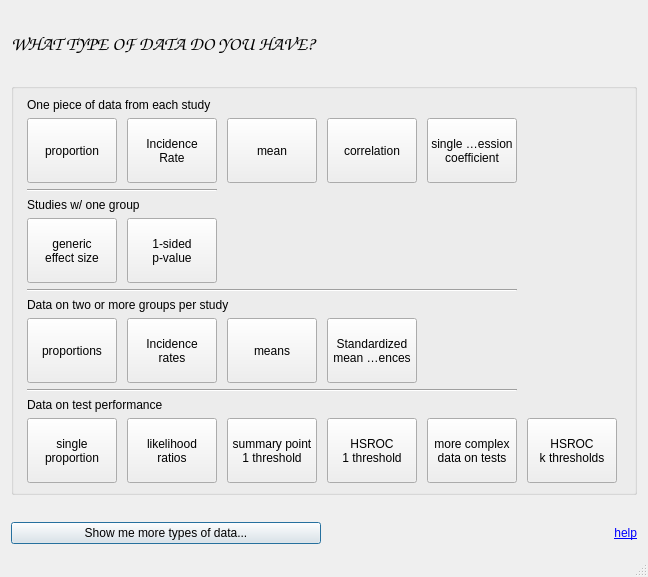
Qt form create_new_projectdlg.ui (bwallace/OpenMeta-analyst-) before a commit.
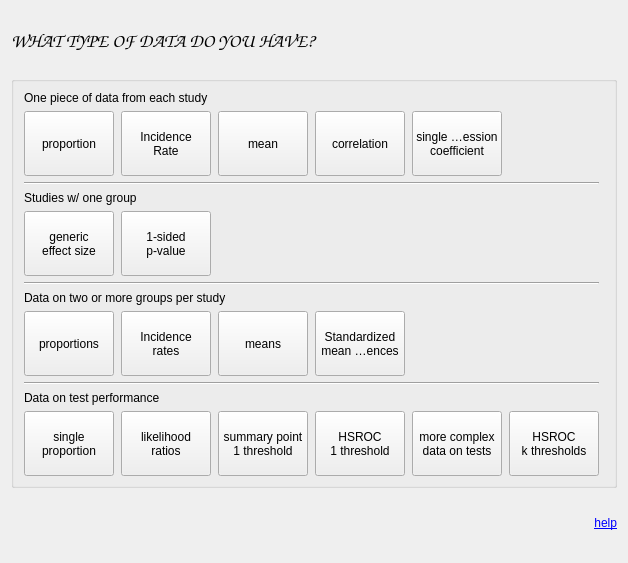
The same form after that commit.

Patch:
```diff
--- a/create_new_projectdlg.ui
+++ b/create_new_projectdlg.ui
@@ -9,15 +9,15 @@
    <rect>
     <x>0</x>
     <y>0</y>
-    <width>648</width>
-    <height>577</height>
+    <width>628</width>
+    <height>563</height>
    </rect>
   </property>
   <property name="windowTitle">
    <string>Dialog</string>
   </property>
   <property name="sizeGripEnabled">
-   <bool>true</bool>
+   <bool>false</bool>
   </property>
   <layout class="QVBoxLayout" name="verticalLayout">
    <item>
@@ -192,13 +192,6 @@
         </property>
        </widget>
       </item>
-      <item row="2" column="0" colspan="2">
-       <widget class="Line" name="line_2">
-        <property name="orientation">
-         <enum>Qt::Horizontal</enum>
-        </property>
-       </widget>
-      </item>
       <item row="3" column="0" colspan="2">
        <widget class="QLabel" name="label_3">
         <property name="font">
@@ -266,13 +259,6 @@
         </property>
        </widget>
       </item>
-      <item row="5" column="0" colspan="5">
-       <widget class="Line" name="line_3">
-        <property name="orientation">
-         <enum>Qt::Horizontal</enum>
-        </property>
-       </widget>
-      </item>
       <item row="6" column="0" colspan="3">
        <widget class="QLabel" name="label_4">
         <property name="text">
@@ -382,13 +368,6 @@
         </property>
        </widget>
       </item>
-      <item row="8" column="0" colspan="5">
-       <widget class="Line" name="line_4">
-        <property name="orientation">
-         <enum>Qt::Horizontal</enum>
-        </property>
-       </widget>
-      </item>
       <item row="9" column="0" colspan="2">
        <widget class="QLabel" name="label_5">
         <property name="text">
@@ -552,6 +531,27 @@
         </property>
        </widget>
       </item>
+      <item row="8" column="0" colspan="6">
+       <widget class="Line" name="line_4">
+        <property name="orientation">
+         <enum>Qt::Horizontal</enum>
+        </property>
+       </widget>
+      </item>
+      <item row="5" column="0" colspan="6">
+       <widget class="Line" name="line_3">
+        <property name="orientation">
+         <enum>Qt::Horizontal</enum>
+        </property>
+       </widget>
+      </item>
+      <item row="2" column="0" colspan="6">
+       <widget class="Line" name="line_2">
+        <property name="orientation">
+         <enum>Qt::Horizontal</enum>
+        </property>
+       </widget>
+      </item>
      </layout>
      <zorder>onegrp_proportionButton</zorder>
      <zorder>onegrp_incidence_rateButton</zorder>
@@ -581,16 +581,6 @@
    </item>
    <item>
     <layout class="QHBoxLayout" name="horizontalLayout">
-     <item>
-      <widget class="QPushButton" name="pushButton">
-       <property name="text">
-        <string>Show me more types of data...</string>
-       </property>
-       <property name="checkable">
-        <bool>true</bool>
-       </property>
-      </widget>
-     </item>
      <item>
       <widget class="QLabel" name="helpLabel">
        <property name="text">
```
